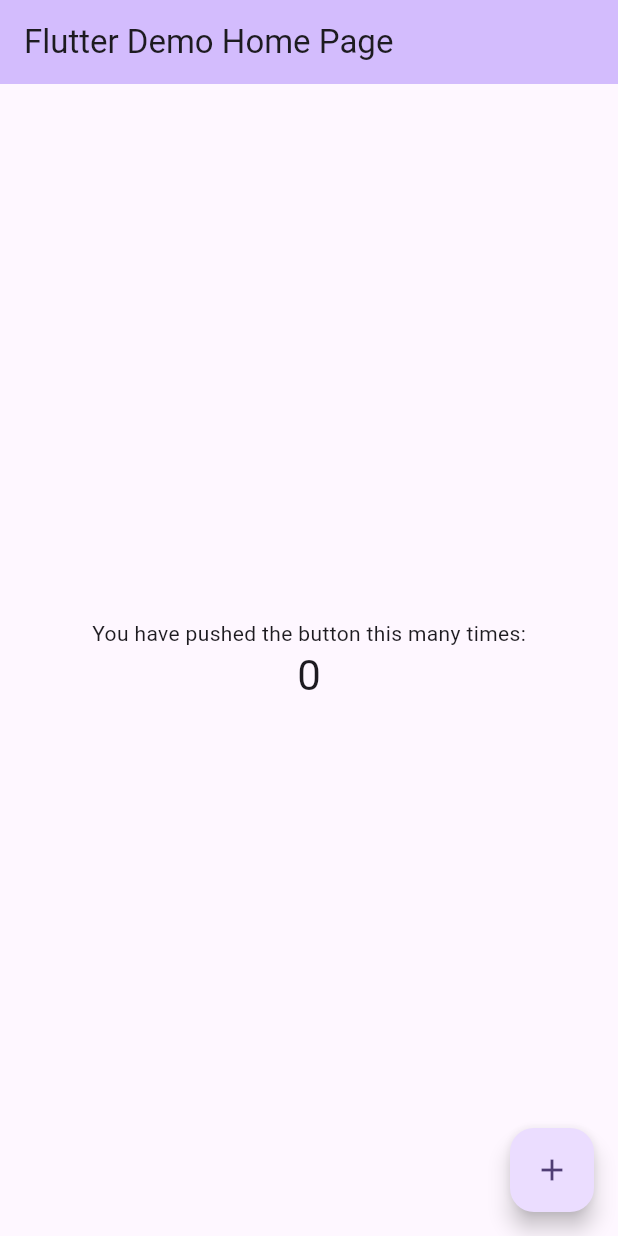
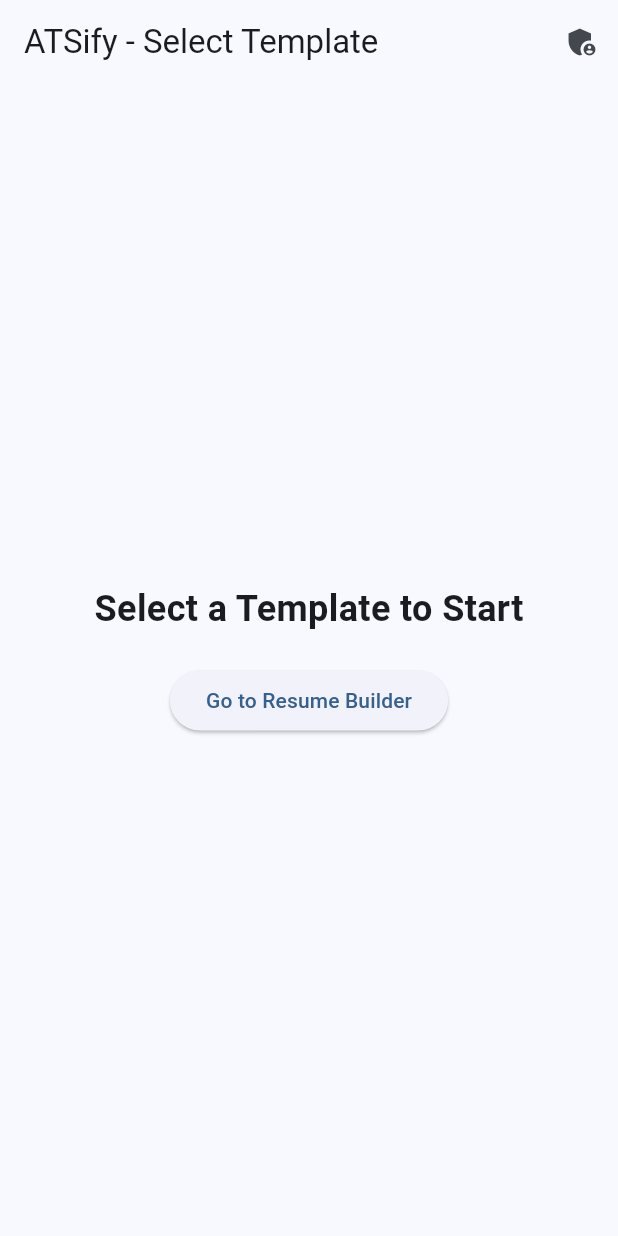
Before and after one commit to shaheednalakath/ATSify, a Flutter app: the screen it shows after launch, on a phone screen of 412 x 824 dp. Run offline on Flutter 3.47's test engine with Material 3 defaults, Android fonts, the light colour scheme and no system bars.

Commit message:
Add Day 1 folders and basic navigation structure

```diff
--- a/lib/main.dart
+++ b/lib/main.dart
@@ -1,122 +1,36 @@
 import 'package:flutter/material.dart';
+import 'screens/user/home_screen.dart';
+import 'screens/user/builder_screen.dart';
+import 'screens/admin/admin_login_screen.dart';
+import 'screens/admin/admin_dashboard_screen.dart';
 
 void main() {
-  runApp(const MyApp());
+  // Entry point of the Flutter app
+  runApp(const ATSifyApp());
 }
 
-class MyApp extends StatelessWidget {
-  const MyApp({super.key});
+class ATSifyApp extends StatelessWidget {
+  const ATSifyApp({super.key});
 
-  // This widget is the root of your application.
   @override
   Widget build(BuildContext context) {
     return MaterialApp(
-      title: 'Flutter Demo',
+      title: 'ATSify Resume Builder',
       theme: ThemeData(
-        // This is the theme of your application.
-        //
-        // TRY THIS: Try running your application with "flutter run". You'll see
-        // the application has a purple toolbar. Then, without quitting the app,
-        // try changing the seedColor in the colorScheme below to Colors.green
-        // and then invoke "hot reload" (save your changes or press the "hot
-        // reload" button in a Flutter-supported IDE, or press "r" if you used
-        // the command line to start the app).
-        //
-        // Notice that the counter didn't reset back to zero; the application
-        // state is not lost during the reload. To reset the state, use hot
-        // restart instead.
-        //
-        // This works for code too, not just values: Most code changes can be
-        // tested with just a hot reload.
-        colorScheme: ColorScheme.fromSeed(seedColor: Colors.deepPurple),
+        // Material 3 provides modern looking components
+        colorScheme: ColorScheme.fromSeed(seedColor: Colors.blue),
+        useMaterial3: true,
       ),
-      home: const MyHomePage(title: 'Flutter Demo Home Page'),
+      // Define basic navigation routes using a Map
+      initialRoute: '/',
+      routes: {
+        '/': (context) => const HomeScreen(),
+        '/builder': (context) => const BuilderScreen(),
+        '/admin-login': (context) => const AdminLoginScreen(),
+        '/admin-dashboard': (context) => const AdminDashboardScreen(),
+      },
+      // Hide the debug banner in the top right
+      debugShowCheckedModeBanner: false,
     );
   }
 }
-
-class MyHomePage extends StatefulWidget {
-  const MyHomePage({super.key, required this.title});
-
-  // This widget is the home page of your application. It is stateful, meaning
-  // that it has a State object (defined below) that contains fields that affect
-  // how it looks.
-
-  // This class is the configuration for the state. It holds the values (in this
-  // case the title) provided by the parent (in this case the App widget) and
-  // used by the build method of the State. Fields in a Widget subclass are
-  // always marked "final".
-
-  final String title;
-
-  @override
-  State<MyHomePage> createState() => _MyHomePageState();
-}
-
-class _MyHomePageState extends State<MyHomePage> {
-  int _counter = 0;
-
-  void _incrementCounter() {
-    setState(() {
-      // This call to setState tells the Flutter framework that something has
-      // changed in this State, which causes it to rerun the build method below
-      // so that the display can reflect the updated values. If we changed
-      // _counter without calling setState(), then the build method would not be
-      // called again, and so nothing would appear to happen.
-      _counter++;
-    });
-  }
-
-  @override
-  Widget build(BuildContext context) {
-    // This method is rerun every time setState is called, for instance as done
-    // by the _incrementCounter method above.
-    //
-    // The Flutter framework has been optimized to make rerunning build methods
-    // fast, so that you can just rebuild anything that needs updating rather
-    // than having to individually change instances of widgets.
-    return Scaffold(
-      appBar: AppBar(
-        // TRY THIS: Try changing the color here to a specific color (to
-        // Colors.amber, perhaps?) and trigger a hot reload to see the AppBar
-        // change color while the other colors stay the same.
-        backgroundColor: Theme.of(context).colorScheme.inversePrimary,
-        // Here we take the value from the MyHomePage object that was created by
-        // the App.build method, and use it to set our appbar title.
-        title: Text(widget.title),
-      ),
-      body: Center(
-        // Center is a layout widget. It takes a single child and positions it
-        // in the middle of the parent.
-        child: Column(
-          // Column is also a layout widget. It takes a list of children and
-          // arranges them vertically. By default, it sizes itself to fit its
-          // children horizontally, and tries to be as tall as its parent.
-          //
-          // Column has various properties to control how it sizes itself and
-          // how it positions its children. Here we use mainAxisAlignment to
-          // center the children vertically; the main axis here is the vertical
-          // axis because Columns are vertical (the cross axis would be
-          // horizontal).
-          //
-          // TRY THIS: Invoke "debug painting" (choose the "Toggle Debug Paint"
-          // action in the IDE, or press "p" in the console), to see the
-          // wireframe for each widget.
-          mainAxisAlignment: MainAxisAlignment.center,
-          children: <Widget>[
-            const Text('You have pushed the button this many times:'),
-            Text(
-              '$_counter',
-              style: Theme.of(context).textTheme.headlineMedium,
-            ),
-          ],
-        ),
-      ),
-      floatingActionButton: FloatingActionButton(
-        onPressed: _incrementCounter,
-        tooltip: 'Increment',
-        child: const Icon(Icons.add),
-      ), // This trailing comma makes auto-formatting nicer for build methods.
-    );
-  }
-}
--- /dev/null
+++ b/lib/screens/user/home_screen.dart
@@ -0,0 +1,39 @@
+import 'package:flutter/material.dart';
+
+class HomeScreen extends StatelessWidget {
+  const HomeScreen({super.key});
+
+  @override
+  Widget build(BuildContext context) {
+    return Scaffold(
+      appBar: AppBar(
+        title: const Text('ATSify - Select Template'),
+        actions: [
+          // Icon button to navigate to Admin area
+          IconButton(
+            icon: const Icon(Icons.admin_panel_settings),
+            onPressed: () => Navigator.pushNamed(context, '/admin-login'),
+            tooltip: 'Admin Login',
+          ),
+        ],
+      ),
+      body: Center(
+        child: Column(
+          mainAxisAlignment: MainAxisAlignment.center,
+          children: [
+            const Text(
+              'Select a Template to Start',
+              style: TextStyle(fontSize: 24, fontWeight: FontWeight.bold),
+            ),
+            const SizedBox(height: 20),
+            // Button to go to the builder screen
+            ElevatedButton(
+              onPressed: () => Navigator.pushNamed(context, '/builder'),
+              child: const Text('Go to Resume Builder'),
+            ),
+          ],
+        ),
+      ),
+    );
+  }
+}
```
Also changed, not shown: lib/screens/admin/admin_dashboard_screen.dart (added, +20 -0 lines), lib/screens/admin/admin_login_screen.dart (added, +28 -0 lines), lib/screens/user/builder_screen.dart (added, +20 -0 lines).
